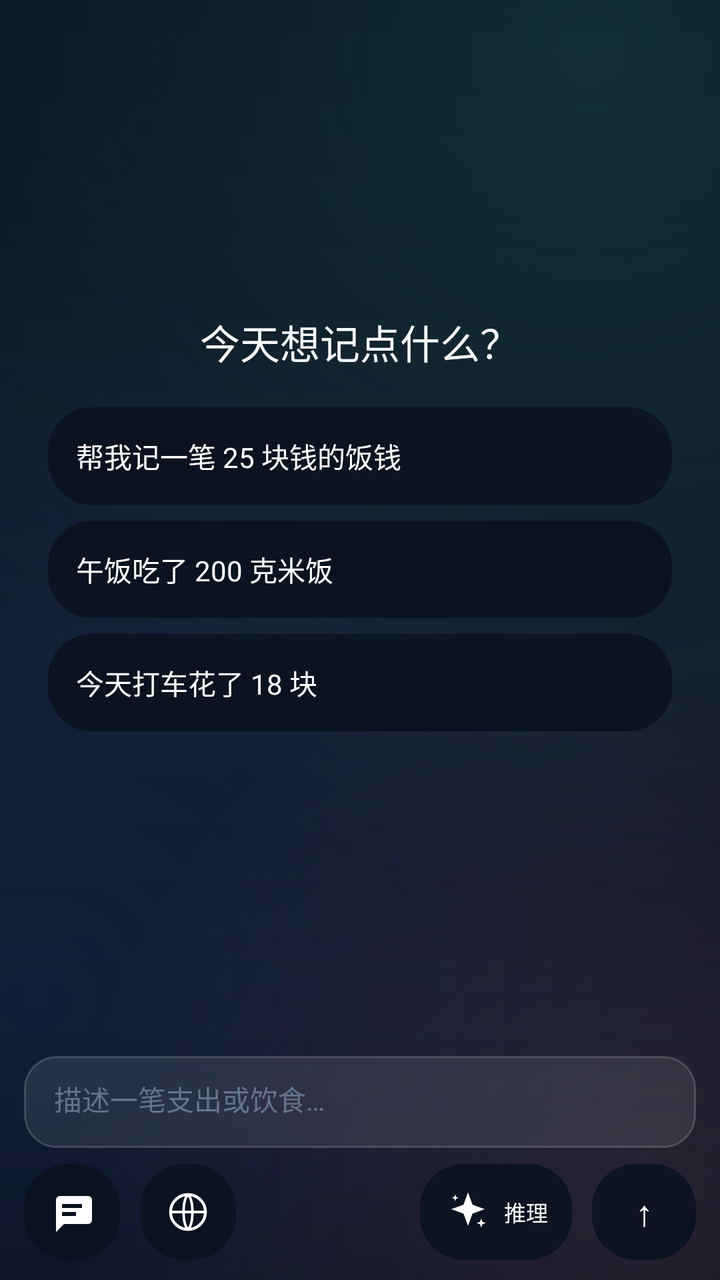
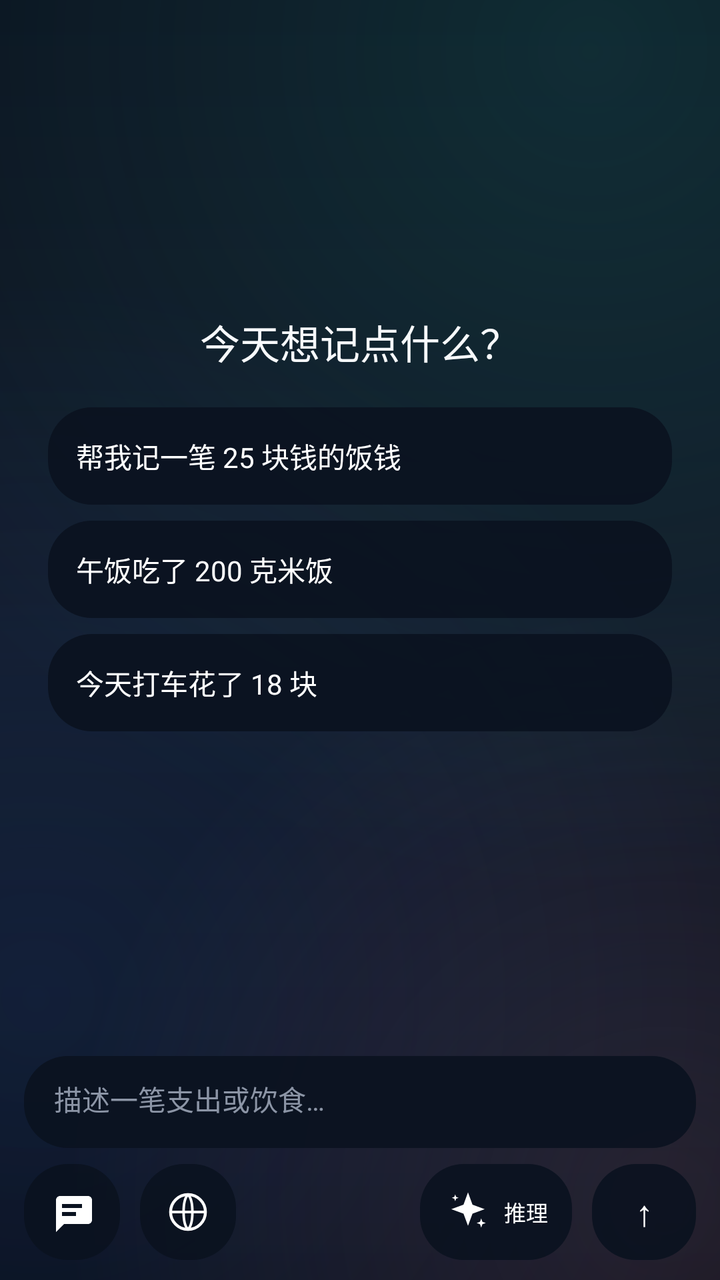

An Android layout rendered at two revisions. The XML below is the earlier revision; the diff shows what the commit changed to produce the second picture.
<!-- AndroidManifest.xml: application theme Theme.Sagittarius -->
<!-- res/layout/fragment_agent_chat.xml -->
<?xml version="1.0" encoding="utf-8"?>
<FrameLayout xmlns:android="http://schemas.android.com/apk/res/android"
    android:id="@+id/chatRoot"
    android:layout_width="match_parent"
    android:layout_height="match_parent"
    android:clipChildren="false">

    <LinearLayout
        android:layout_width="match_parent"
        android:layout_height="match_parent"
        android:orientation="vertical">

        <FrameLayout
            android:layout_width="match_parent"
            android:layout_height="0dp"
            android:layout_weight="1"
            android:clipChildren="false"
            android:clipToPadding="false">

            <androidx.recyclerview.widget.RecyclerView
                android:id="@+id/recyclerChat"
                android:layout_width="match_parent"
                android:layout_height="match_parent"
                android:clipToPadding="false"
                android:paddingStart="12dp"
                android:paddingTop="4dp"
                android:paddingEnd="12dp"
                android:paddingBottom="8dp" />

            <LinearLayout
                android:id="@+id/emptyPanel"
                android:layout_width="match_parent"
                android:layout_height="wrap_content"
                android:layout_gravity="center"
                android:gravity="center"
                android:orientation="vertical"
                android:padding="24dp">

                <TextView
                    android:layout_width="wrap_content"
                    android:layout_height="wrap_content"
                    android:text="@string/agent_empty_title"
                    android:textColor="?attr/blTextPrimary"
                    android:textSize="20sp" />

                <TextView
                    android:id="@+id/chipExpense"
                    android:layout_width="match_parent"
                    android:layout_height="wrap_content"
                    android:layout_marginTop="18dp"
                    android:background="@drawable/bg_agent_ink"
                    android:padding="14dp"
                    android:text="@string/agent_example_expense"
                    android:textColor="#FFFFFF"
                    android:textSize="14sp" />

                <TextView
                    android:id="@+id/chipDiet"
                    android:layout_width="match_parent"
                    android:layout_height="wrap_content"
                    android:layout_marginTop="8dp"
                    android:background="@drawable/bg_agent_ink"
                    android:padding="14dp"
                    android:text="@string/agent_example_diet"
                    android:textColor="#FFFFFF"
                    android:textSize="14sp" />

                <TextView
                    android:id="@+id/chipTaxi"
                    android:layout_width="match_parent"
                    android:layout_height="wrap_content"
                    android:layout_marginTop="8dp"
                    android:background="@drawable/bg_agent_ink"
                    android:padding="14dp"
                    android:text="@string/agent_example_taxi"
                    android:textColor="#FFFFFF"
                    android:textSize="14sp" />
            </LinearLayout>

            <TextView
                android:id="@+id/btnScrollBottom"
                android:layout_width="wrap_content"
                android:layout_height="38dp"
                android:layout_gravity="bottom|center_horizontal"
                android:layout_marginBottom="6dp"
                android:background="@drawable/bg_agent_ink"
                android:paddingStart="14dp"
                android:paddingEnd="14dp"
                android:gravity="center"
                android:text="↓"
                android:textColor="#FFFFFF"
                android:textSize="16sp"
                android:visibility="gone" />

            <TextView
                android:id="@+id/btnRetry"
                android:layout_width="wrap_content"
                android:layout_height="34dp"
                android:layout_gravity="bottom|center_horizontal"
                android:layout_marginBottom="52dp"
                android:background="@drawable/bg_agent_ink"
                android:gravity="center"
                android:paddingStart="14dp"
                android:paddingEnd="14dp"
                android:text="@string/agent_retry"
                android:textColor="#FFFFFF"
                android:textSize="12sp"
                android:visibility="gone" />
        </FrameLayout>

        <LinearLayout
            android:id="@+id/dock"
            android:layout_width="match_parent"
            android:layout_height="wrap_content"
            android:clipChildren="false"
            android:clipToPadding="false"
            android:orientation="vertical"
            android:paddingStart="12dp"
            android:paddingTop="6dp"
            android:paddingEnd="12dp"
            android:paddingBottom="10dp">

            <EditText
                android:id="@+id/etInput"
                android:layout_width="match_parent"
                android:layout_height="wrap_content"
                android:background="@drawable/bg_input"
                android:gravity="top|start"
                android:hint="@string/agent_input_hint"
                android:imeOptions="actionNone"
                android:inputType="textCapSentences|textMultiLine"
                android:maxLines="4"
                android:minHeight="46dp"
                android:paddingStart="15dp"
                android:paddingTop="11dp"
                android:paddingEnd="15dp"
                android:paddingBottom="11dp"
                android:textColor="?attr/blTextPrimary"
                android:textColorHint="?attr/blTextTertiary"
                android:textSize="14sp" />

            <LinearLayout
                android:layout_width="match_parent"
                android:layout_height="wrap_content"
                android:layout_marginTop="8dp"
                android:clipChildren="false"
                android:clipToPadding="false"
                android:gravity="center_vertical"
                android:orientation="horizontal">

                <ImageView
                    android:id="@+id/btnSessions"
                    android:layout_width="48dp"
                    android:layout_height="48dp"
                    android:layout_marginEnd="10dp"
                    android:background="@drawable/bg_agent_ink"
                    android:contentDescription="@string/agent_sessions"
                    android:padding="11dp"
                    android:scaleType="centerInside"
                    android:src="@drawable/ic_sessions_silhouette" />

                <ImageView
                    android:id="@+id/btnWebSearch"
                    android:layout_width="48dp"
                    android:layout_height="48dp"
                    android:background="@drawable/bg_agent_ink"
                    android:contentDescription="@string/agent_web_search"
                    android:padding="13dp"
                    android:scaleType="centerInside"
                    android:src="@drawable/ic_agent_web" />

                <Space
                    android:layout_width="0dp"
                    android:layout_height="1dp"
                    android:layout_weight="1" />

                <TextView
                    android:id="@+id/btnReasoning"
                    android:layout_width="wrap_content"
                    android:layout_height="48dp"
                    android:layout_marginEnd="10dp"
                    android:background="@drawable/bg_agent_ink"
                    android:drawableStart="@drawable/ic_agent_reasoning"
                    android:drawablePadding="6dp"
                    android:drawableTint="#FFFFFF"
                    android:gravity="center"
                    android:minWidth="74dp"
                    android:paddingStart="12dp"
                    android:paddingEnd="12dp"
                    android:singleLine="true"
                    android:text="@string/agent_reasoning_short"
                    android:textColor="#FFFFFF"
                    android:textSize="11sp" />

                <TextView
                    android:id="@+id/btnSend"
                    android:layout_width="52dp"
                    android:layout_height="48dp"
                    android:background="@drawable/bg_agent_ink"
                    android:contentDescription="@string/agent_send"
                    android:gravity="center"
                    android:text="↑"
                    android:textColor="#FFFFFF"
                    android:textSize="18sp" />
            </LinearLayout>
        </LinearLayout>
    </LinearLayout>

    <FrameLayout
        android:id="@+id/capsuleHost"
        android:layout_width="match_parent"
        android:layout_height="match_parent"
        android:clipChildren="false"
        android:visibility="gone" />
</FrameLayout>
<!-- resources referenced by this layout -->
<resources>
  <!-- drawable bg_agent_ink (drawable) -->
  <?xml version="1.0" encoding="utf-8"?>
  <shape xmlns:android="http://schemas.android.com/apk/res/android"
      android:shape="rectangle">
      <solid android:color="#E60B1220" />
      <corners android:radius="22dp" />
  </shape>
  <!-- drawable bg_input (drawable) -->
  <?xml version="1.0" encoding="utf-8"?>
  <shape xmlns:android="http://schemas.android.com/apk/res/android" android:shape="rectangle">
      <solid android:color="?attr/blInputFill" />
      <corners android:radius="16dp" />
      <stroke android:width="1dp" android:color="?attr/blInputStroke" />
  </shape>
  <string name="agent_empty_title">今天想记点什么？</string>
  <string name="agent_example_diet">午饭吃了 200 克米饭</string>
  <string name="agent_example_expense">帮我记一笔 25 块钱的饭钱</string>
  <string name="agent_example_taxi">今天打车花了 18 块</string>
  <string name="agent_input_hint">描述一笔支出或饮食…</string>
  <string name="agent_reasoning_short">推理</string>
  <string name="agent_retry">重试</string>
  <string name="agent_send">发送</string>
  <string name="agent_sessions">切换会话</string>
  <string name="agent_web_search">联网搜索</string>
  <style name="Theme.Sagittarius" parent="Theme.Sagittarius.Black" />
  <color name="accent_teal">#34E7C4</color>
  <color name="text_primary">#F8FAFC</color>
  <color name="accent_blue">#3B82F6</color>
  <color name="bg_deep_2">#111827</color>
  <color name="surface_card">#B31A2438</color>
  <color name="text_secondary">#9AA8BD</color>
  <color name="bg_deep">#0A0F1D</color>
  <style name="ThemeOverlay.Sagittarius.Dialog" parent="ThemeOverlay.Material3.MaterialAlertDialog">
          <item name="colorSurface">#182134</item>
          <item name="colorOnSurface">@color/text_primary</item>
          <item name="colorPrimary">@color/accent_teal</item>
      </style>
  <!-- drawable bg_search (drawable) -->
  <?xml version="1.0" encoding="utf-8"?>
  <shape xmlns:android="http://schemas.android.com/apk/res/android" android:shape="rectangle">
      <solid android:color="?attr/blInputFill" />
      <corners android:radius="16dp" />
      <stroke android:width="1dp" android:color="?attr/blInputStroke" />
  </shape>
  <!-- drawable bg_metric_tile (drawable) -->
  <?xml version="1.0" encoding="utf-8"?>
  <shape xmlns:android="http://schemas.android.com/apk/res/android" android:shape="rectangle">
      <solid android:color="?attr/blMetricTile" />
      <corners android:radius="14dp" />
      <stroke android:width="1dp" android:color="?attr/blDivider" />
  </shape>
  <!-- drawable bg_icon_circle (drawable) -->
  <?xml version="1.0" encoding="utf-8"?>
  <shape xmlns:android="http://schemas.android.com/apk/res/android" android:shape="oval">
      <solid android:color="?attr/blIconCircle" />
  </shape>
  <!-- drawable bg_glass_icon_button (drawable) -->
  <?xml version="1.0" encoding="utf-8"?>
  <shape xmlns:android="http://schemas.android.com/apk/res/android" android:shape="rectangle">
      <solid android:color="?attr/blIconButton" />
      <corners android:radius="14dp" />
      <stroke android:width="1dp" android:color="?attr/blDivider" />
  </shape>
  <!-- drawable bg_gradient_hairline (drawable) -->
  <?xml version="1.0" encoding="utf-8"?>
  <shape xmlns:android="http://schemas.android.com/apk/res/android" android:shape="rectangle">
      <gradient
          android:angle="0"
          android:startColor="?attr/blGradientStart"
          android:centerColor="?attr/blGradientMid"
          android:endColor="?attr/blGradientEnd" />
  </shape>
  <!-- drawable bg_floating_button (drawable) -->
  <?xml version="1.0" encoding="utf-8"?>
  <shape xmlns:android="http://schemas.android.com/apk/res/android" android:shape="rectangle">
      <solid android:color="?attr/blFloatingButtonFill" />
      <corners android:radius="12dp" />
      <stroke android:width="1dp" android:color="?attr/blFloatingButtonStroke" />
  </shape>
  <!-- unchanged entries left out for length: 9 -->
</resources>

<!-- the commit's change to res/layout/fragment_agent_chat.xml (unified diff, before → after) -->
@@ -124,7 +124,7 @@
                 android:id="@+id/etInput"
                 android:layout_width="match_parent"
                 android:layout_height="wrap_content"
-                android:background="@drawable/bg_input"
+                android:background="@drawable/bg_agent_ink"
                 android:gravity="top|start"
                 android:hint="@string/agent_input_hint"
                 android:imeOptions="actionNone"
@@ -135,8 +135,8 @@
                 android:paddingTop="11dp"
                 android:paddingEnd="15dp"
                 android:paddingBottom="11dp"
-                android:textColor="?attr/blTextPrimary"
-                android:textColorHint="?attr/blTextTertiary"
+                android:textColor="#F2F5FA"
+                android:textColorHint="#8C95A6"
                 android:textSize="14sp" />
 
             <LinearLayout
